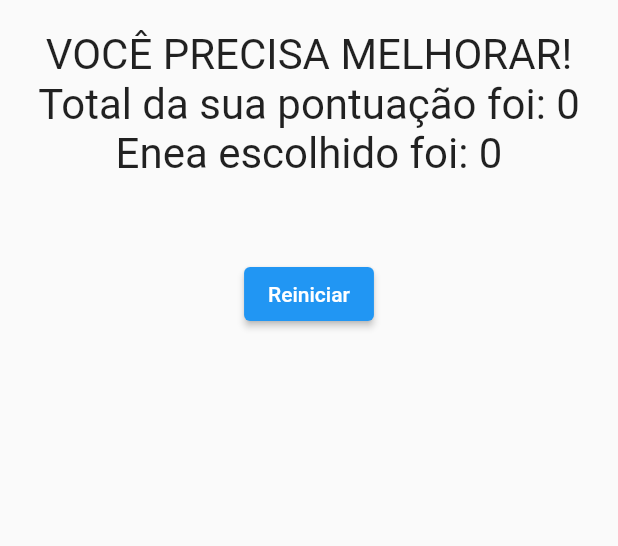
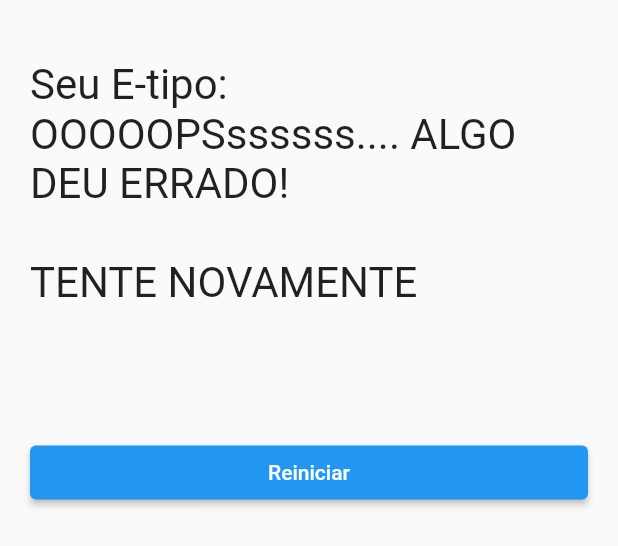
Before and after one commit to danilovalerio/eneaautoconhecimento, a Flutter app: the ResultWidget widget shown alone on an empty page, opened directly with empty values, on a phone screen of 412 x 824 dp. Shown: the top 546 px of the screen. Run offline on Flutter 3.47's test engine with Material 2 defaults, Android fonts, the phone set to English and light mode, and no system bars; missing offline and left inert: dart:html.

Commit message:
tela inicial do teste e listview no resultado

```diff
--- a/lib/result_widget.dart
+++ b/lib/result_widget.dart
@@ -1,3 +1,4 @@
+import 'package:eneaautoconhecimento/constants.dart';
 import 'package:flutter/material.dart';
 import 'helper.dart';
 
@@ -24,19 +25,20 @@ class ResultWidget extends StatelessWidget {
   @override
   Widget build(BuildContext context) {
     return Center(
-      child: Column(
+      child: ListView(
+        padding: EdgeInsets.all(20),
         children: [
           SizedBox(height: 20),
+          // Text(
+          //   fraseResultado.toUpperCase(),
+          //   style: TextStyle(fontSize: 28),
+          // ),
+          // Text(
+          //   'Total da sua pontuação foi: $pontuacao',
+          //   style: TextStyle(fontSize: 28),
+          // ),
           Text(
-            fraseResultado.toUpperCase(),
-            style: TextStyle(fontSize: 28),
-          ),
-          Text(
-            'Total da sua pontuação foi: $pontuacao',
-            style: TextStyle(fontSize: 28),
-          ),
-          Text(
-            'Enea escolhido foi: ${maiorValorLista(pontuacaoEnea)}',
+            'Seu E-tipo: ${resultsOptions[maiorValorLista(pontuacaoEnea)]}',
             style: TextStyle(fontSize: 28),
           ),
           Text(
```
Also changed, not shown: lib/main.dart (+66 -2 lines).
